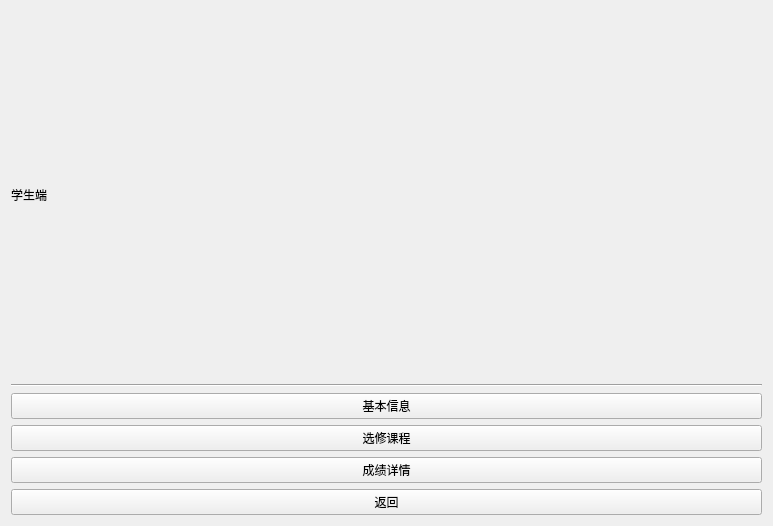
First picture: the form in student.ui, repository hooray1998/SC_System, before the edit.
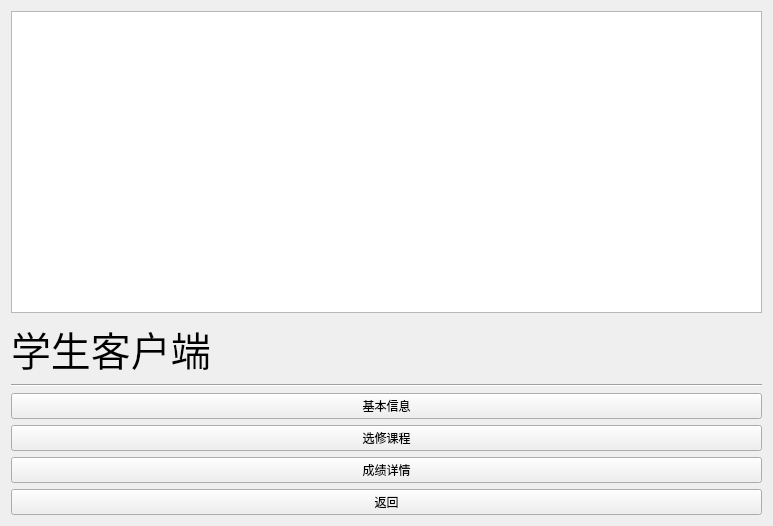
Second picture: the form after the edit.

The edit to the form file:
```diff
--- a/student.ui
+++ b/student.ui
@@ -14,10 +14,18 @@
    <string>Form</string>
   </property>
   <layout class="QVBoxLayout" name="verticalLayout">
+   <item>
+    <widget class="QTableWidget" name="tableWidget"/>
+   </item>
    <item>
     <widget class="QLabel" name="label">
+     <property name="font">
+      <font>
+       <pointsize>30</pointsize>
+      </font>
+     </property>
      <property name="text">
-      <string>学生端</string>
+      <string>学生客户端</string>
      </property>
     </widget>
    </item>
```
